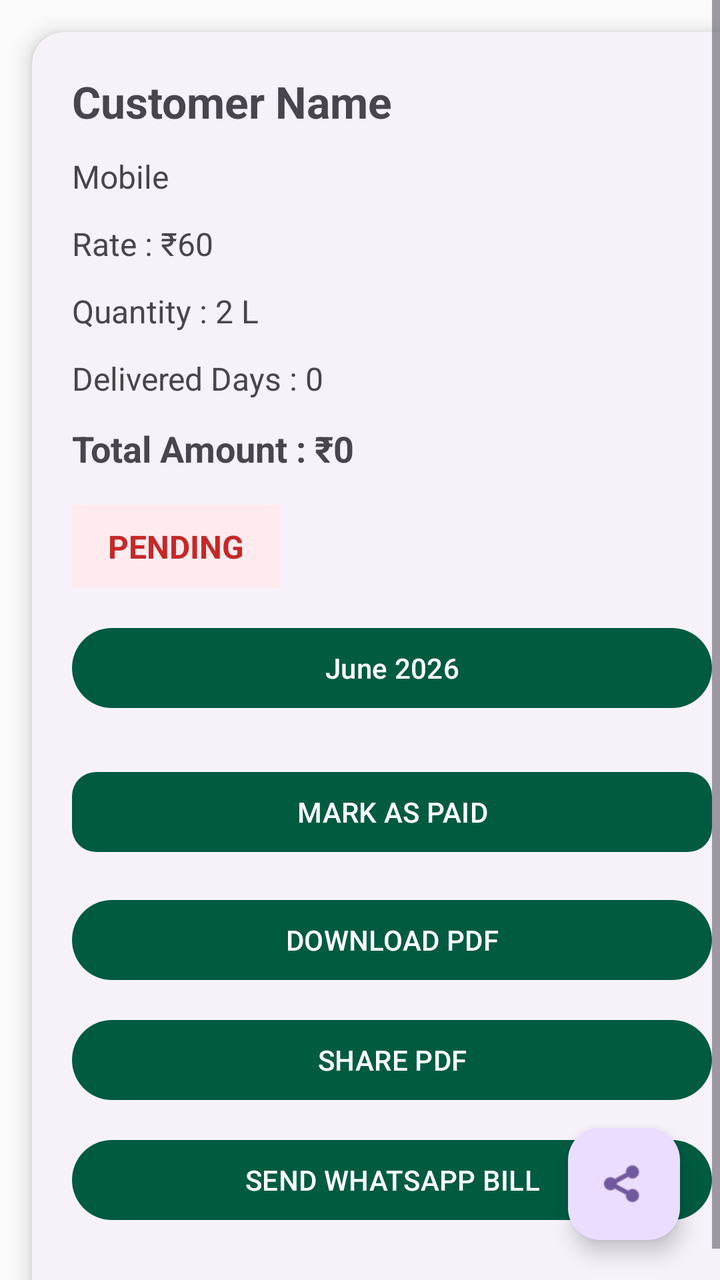
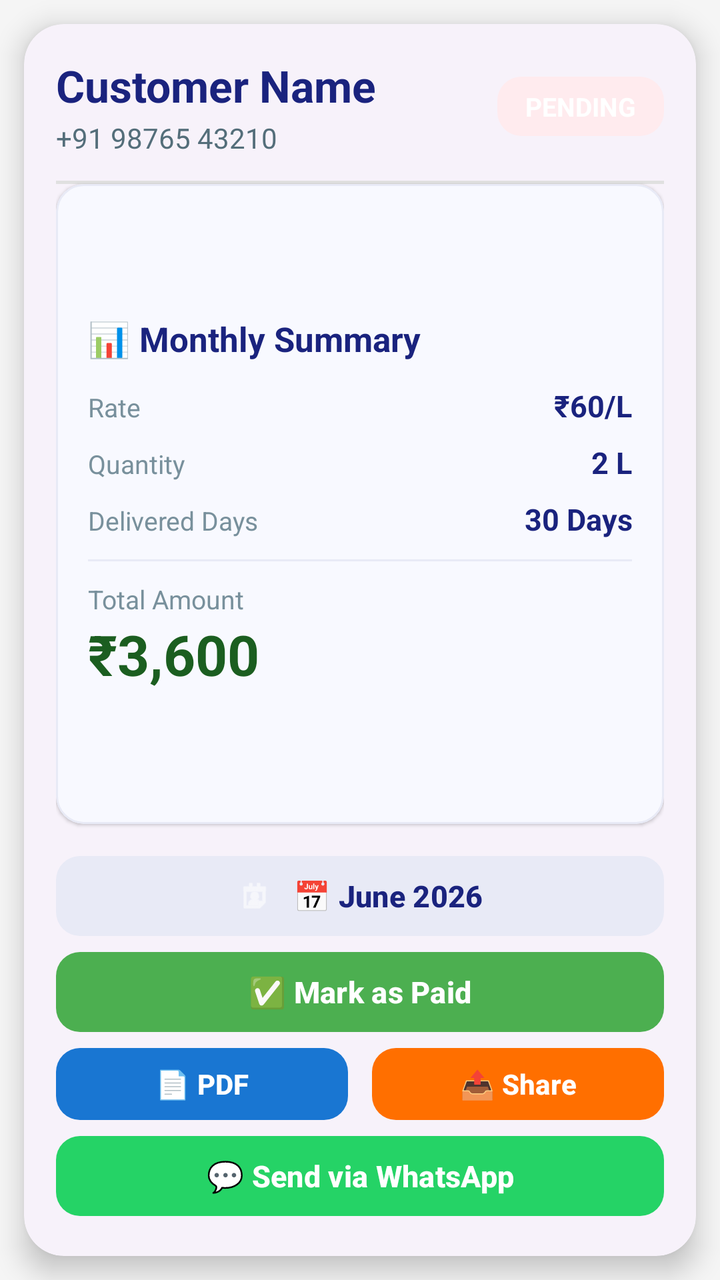

Screens rendered from an Android XML layout before and after an edit, with the pre-edit source and the edit as a unified diff.
<!-- AndroidManifest.xml: application theme Theme.MilkDelivery -->
<!-- res/layout/fragment_payment_details.xml -->
<?xml version="1.0" encoding="utf-8"?>
<FrameLayout xmlns:android="http://schemas.android.com/apk/res/android"
    xmlns:app="http://schemas.android.com/apk/res-auto"
    android:layout_width="match_parent"
    android:layout_height="match_parent">

    <ScrollView
        android:layout_width="match_parent"
        android:layout_height="match_parent"
        android:fillViewport="true">

        <com.google.android.material.card.MaterialCardView
            android:layout_width="match_parent"
            android:layout_height="wrap_content"
            android:layout_margin="16dp"
            app:cardCornerRadius="16dp"
            app:cardElevation="6dp">

            <LinearLayout
                android:layout_width="match_parent"
                android:layout_height="wrap_content"
                android:orientation="vertical"
                android:padding="20dp">

                <TextView
                    android:id="@+id/txtCustomerName"
                    android:layout_width="wrap_content"
                    android:layout_height="wrap_content"
                    android:text="Customer Name"
                    android:textSize="22sp"
                    android:textStyle="bold" />

                <TextView
                    android:id="@+id/txtMobile"
                    android:layout_width="wrap_content"
                    android:layout_height="wrap_content"
                    android:layout_marginTop="12dp"
                    android:text="Mobile"
                    android:textSize="16sp" />

                <TextView
                    android:id="@+id/txtRate"
                    android:layout_width="wrap_content"
                    android:layout_height="wrap_content"
                    android:layout_marginTop="12dp"
                    android:text="Rate : ₹60"
                    android:textSize="16sp" />

                <TextView
                    android:id="@+id/txtQty"
                    android:layout_width="wrap_content"
                    android:layout_height="wrap_content"
                    android:layout_marginTop="12dp"
                    android:text="Quantity : 2 L"
                    android:textSize="16sp" />

                <TextView
                    android:id="@+id/txtDays"
                    android:layout_width="wrap_content"
                    android:layout_height="wrap_content"
                    android:layout_marginTop="12dp"
                    android:text="Delivered Days : 0"
                    android:textSize="16sp" />

                <TextView
                    android:id="@+id/txtTotal"
                    android:layout_width="wrap_content"
                    android:layout_height="wrap_content"
                    android:layout_marginTop="12dp"
                    android:text="Total Amount : ₹0"
                    android:textSize="18sp"
                    android:textStyle="bold" />

                <TextView
                    android:id="@+id/txtStatus"
                    android:layout_width="wrap_content"
                    android:layout_height="wrap_content"
                    android:text="PENDING"
                    android:textStyle="bold"
                    android:textSize="16sp"
                    android:paddingHorizontal="18dp"
                    android:paddingVertical="10dp"
                    android:layout_marginTop="16dp"
                    android:background="#FFEBEE"
                    android:textColor="#C62828"/>

                <com.google.android.material.button.MaterialButton
                    android:id="@+id/btnSelectMonth"
                    android:layout_width="match_parent"
                    android:layout_height="wrap_content"
                    android:layout_marginTop="16dp"
                    android:text="June 2026" />

                <com.google.android.material.button.MaterialButton
                    android:id="@+id/btnMarkPaid"
                    android:layout_width="match_parent"
                    android:layout_height="wrap_content"
                    android:layout_marginTop="24dp"
                    android:text="MARK AS PAID"
                    app:cornerRadius="12dp" />

                <com.google.android.material.button.MaterialButton
                    android:id="@+id/btnDownloadPdf"
                    android:layout_width="match_parent"
                    android:layout_height="wrap_content"
                    android:layout_marginTop="16dp"
                    android:text="DOWNLOAD PDF" />

                <com.google.android.material.button.MaterialButton
                    android:id="@+id/btnSharePdf"
                    android:layout_width="match_parent"
                    android:layout_height="wrap_content"
                    android:layout_marginTop="12dp"
                    android:text="SHARE PDF" />

                <com.google.android.material.button.MaterialButton
                    android:id="@+id/btnWhatsApp"
                    android:layout_width="match_parent"
                    android:layout_height="wrap_content"
                    android:layout_marginTop="12dp"
                    android:text="SEND WHATSAPP BILL" />

            </LinearLayout>

        </com.google.android.material.card.MaterialCardView>

    </ScrollView>

    
    <com.google.android.material.floatingactionbutton.FloatingActionButton
        android:id="@+id/fabShare"
        android:layout_width="wrap_content"
        android:layout_height="wrap_content"
        android:layout_gravity="bottom|end"
        android:layout_margin="20dp"
        android:src="@android:drawable/ic_menu_share"
        android:contentDescription="Share Invoice"/>

</FrameLayout>
<!-- resources referenced by this layout -->
<resources>
  <style name="Theme.MilkDelivery" parent="Theme.Material3.DayNight.NoActionBar">
          
          <item name="colorPrimary">@color/primary</item>
          <item name="colorPrimaryDark">@color/primary_dark</item>
          <item name="colorSecondary">@color/secondary</item>
          <item name="android:statusBarColor">@color/primary</item>
          <item name="android:windowLightStatusBar">false</item>
          
          
          <item name="colorSurface">@color/surface</item>
          <item name="colorOnSurface">@color/on_surface</item>
          <item name="android:windowBackground">@color/background</item>
          <item name="colorSurfaceVariant">@color/surface_variant</item>
          <item name="colorOnSurfaceVariant">@color/on_surface_variant</item>
          
          
          <item name="materialCardViewStyle">@style/Widget.Material3.CardView.Elevated</item>
      </style>
  <color name="primary">#005B41</color>
  <color name="primary_dark">#00402E</color>
  <color name="secondary">#03DAC6</color>
  <color name="surface">#FFFFFF</color>
  <color name="on_surface">#212121</color>
  <color name="background">#FAFAFA</color>
  <color name="surface_variant">#F4F4F4</color>
  <color name="on_surface_variant">#555555</color>
</resources>

<!-- the commit's change to res/layout/fragment_payment_details.xml (unified diff, before → after) -->
@@ -1,139 +1,322 @@
 <?xml version="1.0" encoding="utf-8"?>
-<FrameLayout xmlns:android="http://schemas.android.com/apk/res/android"
+<androidx.constraintlayout.widget.ConstraintLayout
+    xmlns:android="http://schemas.android.com/apk/res/android"
     xmlns:app="http://schemas.android.com/apk/res-auto"
     android:layout_width="match_parent"
-    android:layout_height="match_parent">
-
-    <ScrollView
-        android:layout_width="match_parent"
-        android:layout_height="match_parent"
-        android:fillViewport="true">
-
-        <com.google.android.material.card.MaterialCardView
+    android:layout_height="match_parent"
+    android:background="#F5F5F5">
+
+    <com.google.android.material.card.MaterialCardView
+        android:id="@+id/mainCard"
+        android:layout_width="0dp"
+        android:layout_height="0dp"
+        android:layout_margin="12dp"
+        app:cardCornerRadius="20dp"
+        app:cardElevation="8dp"
+        app:layout_constraintTop_toTopOf="parent"
+        app:layout_constraintBottom_toBottomOf="parent"
+        app:layout_constraintStart_toStartOf="parent"
+        app:layout_constraintEnd_toEndOf="parent">
+
+        <androidx.constraintlayout.widget.ConstraintLayout
             android:layout_width="match_parent"
-            android:layout_height="wrap_content"
-            android:layout_margin="16dp"
-            app:cardCornerRadius="16dp"
-            app:cardElevation="6dp">
-
+            android:layout_height="match_parent"
+            android:padding="16dp">
+
+            
             <LinearLayout
-                android:layout_width="match_parent"
+                android:id="@+id/headerLayout"
+                android:layout_width="0dp"
                 android:layout_height="wrap_content"
-                android:orientation="vertical"
-                android:padding="20dp">
-
-                <TextView
-                    android:id="@+id/txtCustomerName"
-                    android:layout_width="wrap_content"
+                android:orientation="horizontal"
+                android:gravity="center_vertical"
+                app:layout_constraintTop_toTopOf="parent"
+                app:layout_constraintStart_toStartOf="parent"
+                app:layout_constraintEnd_toEndOf="parent">
+
+                <LinearLayout
+                    android:layout_width="0dp"
                     android:layout_height="wrap_content"
-                    android:text="Customer Name"
-                    android:textSize="22sp"
-                    android:textStyle="bold" />
-
-                <TextView
-                    android:id="@+id/txtMobile"
-                    android:layout_width="wrap_content"
-                    android:layout_height="wrap_content"
-                    android:layout_marginTop="12dp"
-                    android:text="Mobile"
-                    android:textSize="16sp" />
-
-                <TextView
-                    android:id="@+id/txtRate"
-                    android:layout_width="wrap_content"
-                    android:layout_height="wrap_content"
-                    android:layout_marginTop="12dp"
-                    android:text="Rate : ₹60"
-                    android:textSize="16sp" />
-
-                <TextView
-                    android:id="@+id/txtQty"
-                    android:layout_width="wrap_content"
-                    android:layout_height="wrap_content"
-                    android:layout_marginTop="12dp"
-                    android:text="Quantity : 2 L"
-                    android:textSize="16sp" />
-
-                <TextView
-                    android:id="@+id/txtDays"
-                    android:layout_width="wrap_content"
-                    android:layout_height="wrap_content"
-                    android:layout_marginTop="12dp"
-                    android:text="Delivered Days : 0"
-                    android:textSize="16sp" />
-
-                <TextView
-                    android:id="@+id/txtTotal"
-                    android:layout_width="wrap_content"
-                    android:layout_height="wrap_content"
-                    android:layout_marginTop="12dp"
-                    android:text="Total Amount : ₹0"
-                    android:textSize="18sp"
-                    android:textStyle="bold" />
+                    android:layout_weight="1"
+                    android:orientation="vertical">
+
+                    <TextView
+                        android:id="@+id/txtCustomerName"
+                        android:layout_width="wrap_content"
+                        android:layout_height="wrap_content"
+                        android:text="Customer Name"
+                        android:textColor="#1A237E"
+                        android:textSize="22sp"
+                        android:textStyle="bold" />
+
+                    <TextView
+                        android:id="@+id/txtMobile"
+                        android:layout_width="wrap_content"
+                        android:layout_height="wrap_content"
+                        android:layout_marginTop="2dp"
+                        android:text="+91 98765 43210"
+                        android:textColor="#546E7A"
+                        android:textSize="14sp" />
+
+                </LinearLayout>
 
                 <TextView
                     android:id="@+id/txtStatus"
                     android:layout_width="wrap_content"
                     android:layout_height="wrap_content"
+                    android:background="@drawable/status_badge_pending"
+                    android:paddingHorizontal="14dp"
+                    android:paddingVertical="6dp"
                     android:text="PENDING"
-                    android:textStyle="bold"
-                    android:textSize="16sp"
-                    android:paddingHorizontal="18dp"
-                    android:paddingVertical="10dp"
-                    android:layout_marginTop="16dp"
-                    android:background="#FFEBEE"
-                    android:textColor="#C62828"/>
-
-                <com.google.android.material.button.MaterialButton
-                    android:id="@+id/btnSelectMonth"
+                    android:textColor="#FFFFFF"
+                    android:textSize="13sp"
+                    android:textStyle="bold" />
+
+            </LinearLayout>
+
+            
+            <View
+                android:id="@+id/divider1"
+                android:layout_width="0dp"
+                android:layout_height="1.5dp"
+                android:layout_marginVertical="12dp"
+                android:background="#E0E0E0"
+                app:layout_constraintTop_toBottomOf="@id/headerLayout"
+                app:layout_constraintStart_toStartOf="parent"
+                app:layout_constraintEnd_toEndOf="parent" />
+
+            
+            <com.google.android.material.card.MaterialCardView
+                android:id="@+id/summaryCard"
+                android:layout_width="0dp"
+                android:layout_height="0dp"
+                android:layout_marginBottom="12dp"
+                app:cardBackgroundColor="#F8F9FF"
+                app:cardCornerRadius="14dp"
+                app:strokeColor="#E8EAF6"
+                app:strokeWidth="1dp"
+                app:layout_constraintTop_toBottomOf="@id/divider1"
+                app:layout_constraintBottom_toTopOf="@id/btnSelectMonth"
+                app:layout_constraintStart_toStartOf="parent"
+                app:layout_constraintEnd_toEndOf="parent">
+
+                <LinearLayout
                     android:layout_width="match_parent"
-                    android:layout_height="wrap_content"
-                    android:layout_marginTop="16dp"
-                    android:text="June 2026" />
-
-                <com.google.android.material.button.MaterialButton
-                    android:id="@+id/btnMarkPaid"
-                    android:layout_width="match_parent"
-                    android:layout_height="wrap_content"
-                    android:layout_marginTop="24dp"
-                    android:text="MARK AS PAID"
-                    app:cornerRadius="12dp" />
+                    android:layout_height="match_parent"
+                    android:padding="16dp"
+                    android:orientation="vertical"
+                    android:gravity="center_vertical">
+
+                    <TextView
+                        android:layout_width="wrap_content"
+                        android:layout_height="wrap_content"
+                        android:text="📊 Monthly Summary"
+                        android:textColor="#1A237E"
+                        android:textSize="17sp"
+                        android:textStyle="bold" />
+
+                    <GridLayout
+                        android:layout_width="match_parent"
+                        android:layout_height="wrap_content"
+                        android:layout_marginTop="12dp"
+                        android:columnCount="2"
+                        android:rowCount="3">
+
+                        <TextView
+                            android:layout_width="0dp"
+                            android:layout_height="wrap_content"
+                            android:layout_columnWeight="1"
+                            android:text="Rate"
+                            android:textColor="#78909C"
+                            android:textSize="13sp" />
+
+                        <TextView
+                            android:id="@+id/txtRate"
+                            android:layout_width="0dp"
+                            android:layout_height="wrap_content"
+                            android:layout_columnWeight="1"
+                            android:gravity="end"
+                            android:text="₹60/L"
+                            android:textColor="#1A237E"
+                            android:textSize="15sp"
+                            android:textStyle="bold" />
+
+                        <TextView
+                            android:layout_width="0dp"
+                            android:layout_height="wrap_content"
+                            android:layout_columnWeight="1"
+                            android:layout_marginTop="8dp"
+                            android:text="Quantity"
+                            android:textColor="#78909C"
+                            android:textSize="13sp" />
+
+                        <TextView
+                            android:id="@+id/txtQty"
+                            android:layout_width="0dp"
+                            android:layout_height="wrap_content"
+                            android:layout_columnWeight="1"
+                            android:layout_marginTop="8dp"
+                            android:gravity="end"
+                            android:text="2 L"
+                            android:textColor="#1A237E"
+                            android:textSize="15sp"
+                            android:textStyle="bold" />
+
+                        <TextView
+                            android:layout_width="0dp"
+                            android:layout_height="wrap_content"
+                            android:layout_columnWeight="1"
+                            android:layout_marginTop="8dp"
+                            android:text="Delivered Days"
+                            android:textColor="#78909C"
+                            android:textSize="13sp" />
+
+                        <TextView
+                            android:id="@+id/txtDays"
+                            android:layout_width="0dp"
+                            android:layout_height="wrap_content"
+                            android:layout_columnWeight="1"
+                            android:layout_marginTop="8dp"
+                            android:gravity="end"
+                            android:text="30 Days"
+                            android:textColor="#1A237E"
+                            android:textSize="15sp"
+                            android:textStyle="bold" />
+
+                    </GridLayout>
+
+                    <View
+                        android:layout_width="match_parent"
+                        android:layout_height="1dp"
+                        android:layout_marginVertical="10dp"
+                        android:background="#E8EAF6" />
+
+                    <TextView
+                        android:layout_width="wrap_content"
+                        android:layout_height="wrap_content"
+                        android:text="Total Amount"
+                        android:textColor="#78909C"
+                        android:textSize="13sp" />
+
+                    <TextView
+                        android:id="@+id/txtTotal"
+                        android:layout_width="wrap_content"
+                        android:layout_height="wrap_content"
+                        android:text="₹3,600"
+                        android:textColor="#1B5E20"
+                        android:textSize="28sp"
+                        android:textStyle="bold" />
+
+                </LinearLayout>
+
+            </com.google.android.material.card.MaterialCardView>
+
+            
+            <com.google.android.material.button.MaterialButton
+                android:id="@+id/btnSelectMonth"
+                android:layout_width="0dp"
+                android:layout_height="48dp"
+                android:text="📅 June 2026"
+                android:textAllCaps="false"
+                android:textSize="15sp"
+                android:textStyle="bold"
+                app:cornerRadius="12dp"
+                app:icon="@android:drawable/ic_menu_my_calendar"
+                app:iconGravity="textStart"
+                app:iconPadding="10dp"
+                app:backgroundTint="#E8EAF6"
+                android:textColor="#1A237E"
+                app:layout_constraintBottom_toTopOf="@id/btnMarkPaid"
+                app:layout_constraintStart_toStartOf="parent"
+                app:layout_constraintEnd_toEndOf="parent"
+                app:layout_constraintVertical_chainStyle="packed" />
+
+            
+            <com.google.android.material.button.MaterialButton
+                android:id="@+id/btnMarkPaid"
+                android:layout_width="0dp"
+                android:layout_height="48dp"
+                android:layout_marginTop="8dp"
+                android:text="✅ Mark as Paid"
+                android:textAllCaps="false"
+                android:textSize="15sp"
+                android:textStyle="bold"
+                app:cornerRadius="12dp"
+                app:iconGravity="textStart"
+                app:iconPadding="10dp"
+                app:backgroundTint="#4CAF50"
+                android:textColor="#FFFFFF"
+                app:layout_constraintBottom_toTopOf="@id/buttonLayout"
+                app:layout_constraintStart_toStartOf="parent"
+                app:layout_constraintEnd_toEndOf="parent" />
+
+            
+            <LinearLayout
+                android:id="@+id/buttonLayout"
+                android:layout_width="0dp"
+                android:layout_height="wrap_content"
+                android:layout_marginTop="8dp"
+                android:orientation="horizontal"
+                android:weightSum="2"
+                app:layout_constraintBottom_toTopOf="@id/btnWhatsApp"
+                app:layout_constraintStart_toStartOf="parent"
+                app:layout_constraintEnd_toEndOf="parent">
 
                 <com.google.android.material.button.MaterialButton
                     android:id="@+id/btnDownloadPdf"
-                    android:layout_width="match_parent"
-                    android:layout_height="wrap_content"
-                    android:layout_marginTop="16dp"
-                    android:text="DOWNLOAD PDF" />
+                    android:layout_width="0dp"
+                    android:layout_height="44dp"
+                    android:layout_weight="1"
+                    android:layout_marginEnd="6dp"
+                    android:text="📄 PDF"
+                    android:textAllCaps="false"
+                    android:textSize="14sp"
+                    android:textStyle="bold"
+                    app:cornerRadius="12dp"
+                    app:iconGravity="textStart"
+                    app:iconPadding="8dp"
+                    app:backgroundTint="#1976D2"
+                    android:textColor="#FFFFFF" />
 
                 <com.google.android.material.button.MaterialButton
                     android:id="@+id/btnSharePdf"
-                    android:layout_width="match_parent"
-                    android:layout_height="wrap_content"
-                    android:layout_marginTop="12dp"
-                    android:text="SHARE PDF" />
-
-                <com.google.android.material.button.MaterialButton
-                    android:id="@+id/btnWhatsApp"
-                    android:layout_width="match_parent"
-                    android:layout_height="wrap_content"
-                    android:layout_marginTop="12dp"
-                    android:text="SEND WHATSAPP BILL" />
+                    android:layout_width="0dp"
+                    android:layout_height="44dp"
+                    android:layout_weight="1"
+                    android:layout_marginStart="6dp"
+                    android:text="📤 Share"
+                    android:textAllCaps="false"
+                    android:textSize="14sp"
+                    android:textStyle="bold"
+                    app:cornerRadius="12dp"
+                    app:iconGravity="textStart"
+                    app:iconPadding="8dp"
+                    app:backgroundTint="#FF6F00"
+                    android:textColor="#FFFFFF" />
 
             </LinearLayout>
 
-        </com.google.android.material.card.MaterialCardView>
-
-    </ScrollView>
-
-    
-    <com.google.android.material.floatingactionbutton.FloatingActionButton
-        android:id="@+id/fabShare"
-        android:layout_width="wrap_content"
-        android:layout_height="wrap_content"
-        android:layout_gravity="bottom|end"
-        android:layout_margin="20dp"
-        android:src="@android:drawable/ic_menu_share"
-        android:contentDescription="Share Invoice"/>
-
-</FrameLayout>
+            
+            <com.google.android.material.button.MaterialButton
+                android:id="@+id/btnWhatsApp"
+                android:layout_width="0dp"
+                android:layout_height="48dp"
+                android:layout_marginTop="8dp"
+                android:text="💬 Send via WhatsApp"
+                android:textAllCaps="false"
+                android:textSize="15sp"
+                android:textStyle="bold"
+                app:cornerRadius="12dp"
+                app:iconGravity="textStart"
+                app:iconPadding="10dp"
+                app:backgroundTint="#25D366"
+                android:textColor="#FFFFFF"
+                app:layout_constraintBottom_toBottomOf="parent"
+                app:layout_constraintStart_toStartOf="parent"
+                app:layout_constraintEnd_toEndOf="parent" />
+
+        </androidx.constraintlayout.widget.ConstraintLayout>
+
+    </com.google.android.material.card.MaterialCardView>
+
+</androidx.constraintlayout.widget.ConstraintLayout>
<!-- resource entries referenced after the edit -->
@@ -1,5 +1,11 @@
 <!-- resources referenced by this layout -->
 <resources>
+  <!-- drawable status_badge_pending (drawable) -->
+  <?xml version="1.0" encoding="utf-8"?>
+  <shape xmlns:android="http://schemas.android.com/apk/res/android">
+      <solid android:color="#FFEBEE" />
+      <corners android:radius="12dp" />
+  </shape>
   <style name="Theme.MilkDelivery" parent="Theme.Material3.DayNight.NoActionBar">
           
           <item name="colorPrimary">@color/primary</item>
